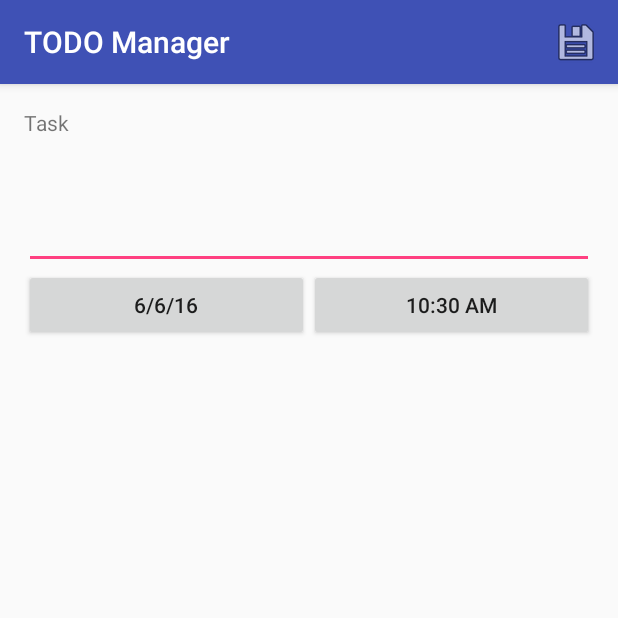
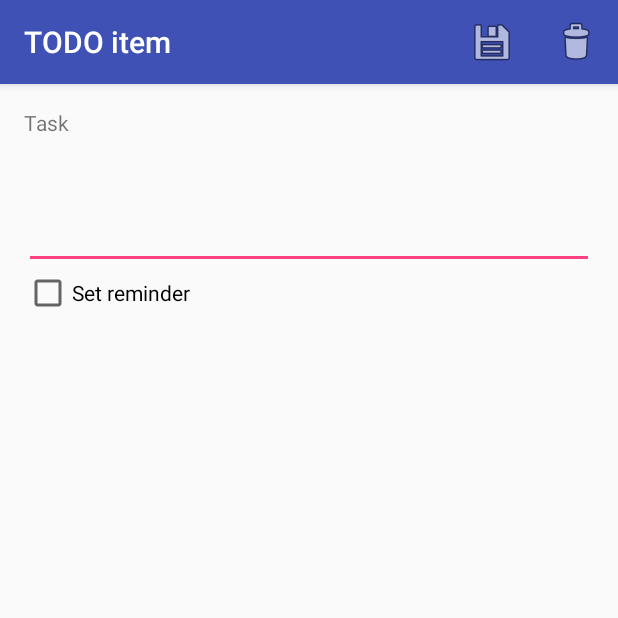
Before and after one commit to khan-kashif/Todo, an Android app: the ToDoEdit screen opened directly, with no data from a screen before it, on a phone screen of 412 x 824 dp, the top half of it. Run offline under Robolectric (Android 15) with nearby library versions, the phone set to English and light mode, and no system bars.

Commit message:
Implemented reminder feature

```diff
--- a/app/src/main/java/com/github/khan_kashif/todomanager/ToDoEdit.java
+++ b/app/src/main/java/com/github/khan_kashif/todomanager/ToDoEdit.java
@@ -1,7 +1,12 @@
 package com.github.khan_kashif.todomanager;
 
 import android.app.DatePickerDialog;
+import android.app.Notification;
+import android.app.NotificationManager;
+import android.app.PendingIntent;
 import android.app.TimePickerDialog;
+import android.content.Context;
+import android.content.Intent;
 import android.support.v7.app.AppCompatActivity;
 import android.os.Bundle;
 import android.support.v7.widget.Toolbar;
@@ -9,12 +14,13 @@ import android.view.Menu;
 import android.view.MenuItem;
 import android.view.View;
 import android.widget.Button;
+import android.widget.CheckBox;
 import android.widget.DatePicker;
 import android.widget.EditText;
-import android.widget.TextView;
+import android.widget.LinearLayout;
 import android.widget.TimePicker;
+import android.widget.Toast;
 
-import java.text.ParseException;
 import java.text.SimpleDateFormat;
 import java.util.Calendar;
 import java.util.Date;
@@ -22,12 +28,17 @@ import java.util.Date;
 public class ToDoEdit extends AppCompatActivity {
 
     TodoApplication todoApplication;
-    int position;
+    int idTodoItem;
 
     EditText titleEdit;
     Button dateEdit, timeEdit;
+    CheckBox reminderCheck;
 
     TodoItem todoItem;
+
+    LinearLayout viewReminder;
+
+    Date dateToUse;
 
     @Override
     protected void onCreate(Bundle savedInstanceState) {
@@ -38,17 +49,37 @@ public class ToDoEdit extends AppCompatActivity {
 
         todoApplication = (TodoApplication)getApplication();
 
-        position = getIntent().getIntExtra("position", -1);
-        if(position == -1)
-            todoItem = new TodoItem("", new Date());
+        idTodoItem = getIntent().getIntExtra("idTodoItem", -1);
+        if(idTodoItem == -1) {
+            todoItem = new TodoItem(DataManager.GetNextID(), "", new Date(), false);
+            idTodoItem = todoItem.ID;
+        }
         else
-            todoItem = DataManager.TodoItems.get(position);
+            todoItem = DataManager.TodoItems.get(idTodoItem);
+
+        if(todoItem == null) {
+            finish();
+            return;
+        }
+
+        dateToUse = new Date();
+        if(todoItem.Reminder != null)
+            dateToUse = todoItem.Reminder;
+
+        reminderCheck = (CheckBox)findViewById(R.id.task_has_reminder);
+        reminderCheck.setChecked(todoItem.HasReminder);
+        reminderCheck.setOnClickListener(new View.OnClickListener() {
+            @Override
+            public void onClick(View v) {
+                UpdateReminderControl();
+            }
+        });
 
         titleEdit = (EditText)findViewById(R.id.title_edit);
         titleEdit.setText(todoItem.Title);
 
         Calendar calendar = Calendar.getInstance();
-        calendar.setTime(todoItem.Reminder);
+        calendar.setTime(dateToUse);
 
         final int year = calendar.get(Calendar.YEAR);
         final int month = calendar.get(Calendar.MONTH);
@@ -56,9 +87,7 @@ public class ToDoEdit extends AppCompatActivity {
         final int hour = calendar.get(Calendar.HOUR_OF_DAY);
         final int minute = calendar.get(Calendar.MINUTE);
 
-
         dateEdit = (Button)findViewById(R.id.date_edit);
-        dateEdit.setText(todoItem.GetDateString());
         dateEdit.setOnClickListener(new View.OnClickListener() {
             @Override
             public void onClick(View v) {
@@ -67,19 +96,30 @@ public class ToDoEdit extends AppCompatActivity {
         });
 
         timeEdit = (Button)findViewById(R.id.time_edit);
-        timeEdit.setText(todoItem.GetTimeString());
         timeEdit.setOnClickListener(new View.OnClickListener() {
             @Override
             public void onClick(View v) {
                 new TimePickerDialog(ToDoEdit.this, new TimeSetListener(todoApplication, timeEdit), hour, minute, true).show();
             }
         });
+
+        viewReminder = (LinearLayout)findViewById(R.id.view_reminder);
+        UpdateReminderControl();
+    }
+
+    public void UpdateReminderControl(){
+        if(reminderCheck.isChecked()) {
+            viewReminder.setVisibility(View.VISIBLE);
+
+            dateEdit.setText(DataManager.GetDateString(dateToUse));
+            timeEdit.setText(DataManager.GetTimeString(dateToUse));
+        }
+        else
+            viewReminder.setVisibility(View.INVISIBLE);
     }
 
     @Override
     public boolean onPrepareOptionsMenu(Menu menu) {
-
-        menu.findItem(R.id.action_delete).setVisible(false);
         return true;
     }
 
@@ -100,19 +140,55 @@ public class ToDoEdit extends AppCompatActivity {
         //noinspection SimplifiableIfStatement
         if (id == R.id.action_save) {
 
-            todoItem.Title = titleEdit.getText().toString();
-            todoItem.SetReminderString(dateEdit.getText().toString(), timeEdit.getText().toString());
+            SaveTodoItem();
+            finish();
 
-            if(position == -1)
-                DataManager.TodoItems.add(todoItem);
+            return true;
+        }
 
-            DataManager.SaveTodoItems(todoApplication);
-            ToDoEdit.this.finish();
+        if (id == R.id.action_delete) {
+
+            DeleteTodoItem();
+            finish();
 
             return true;
         }
 
         return super.onOptionsItemSelected(item);
+    }
+
+    protected void DeleteTodoItem(){
+        ReminderManager.CancelReminder(todoItem, getApplicationContext());
+
+        if(DataManager.TodoItems.containsKey(todoItem.ID)){
+            DataManager.TodoItems.remove(todoItem.ID);
+        }
+    }
+
+    protected void SaveTodoItem(){
+
+        todoItem.Title = titleEdit.getText().toString();
+        todoItem.HasReminder = reminderCheck.isChecked();
+
+        if(todoItem.HasReminder) {
+            todoItem.SetReminderString(dateEdit.getText().toString(), timeEdit.getText().toString());
+            todoItem.Notified = false;
+        }
+        else {
+            todoItem.Reminder = null;
+            ReminderManager.CancelReminder(todoItem, getApplicationContext());
+        }
+
+        DataManager.TodoItems.put(todoItem.ID, todoItem);
+
+        DataManager.SaveTodoItems(todoApplication);
+
+        if(todoItem.HasReminder)
+            ReminderManager.SetupReminder(todoItem, getApplicationContext());
+
+        if(todoItem.HasReminder)
+            Toast.makeText(getApplicationContext(), getResources().getString(R.string.reminder_created),
+                    Toast.LENGTH_LONG).show();
     }
 }
 
--- a/app/src/main/java/com/github/khan_kashif/todomanager/TodoApplication.java
+++ b/app/src/main/java/com/github/khan_kashif/todomanager/TodoApplication.java
@@ -28,5 +28,7 @@ public class TodoApplication extends Application {
     public void onCreate()
     {
         super.onCreate();
+
+        DataManager.Setup(this);
     }
 }
--- a/app/src/main/java/com/github/khan_kashif/todomanager/TodoItem.java
+++ b/app/src/main/java/com/github/khan_kashif/todomanager/TodoItem.java
@@ -6,14 +6,22 @@ import java.util.Date;
 
 public class TodoItem {
 
-    public TodoItem(String title, Date reminder) {
+    public TodoItem(int id, String title, Date reminder, boolean hasReminder) {
+        this.ID = id;
         this.Title = title;
         this.Reminder = reminder;
+        this.HasReminder = hasReminder;
+        this.Notified = false;
+
         MarkForDelete = false;
     }
 
+    public int ID;
     public Date Reminder;
     public String Title;
+    public boolean HasReminder;
+    public boolean Notified;
+
     public boolean MarkForDelete;
 
     public void SetReminderString(String dateString, String timeString) {
@@ -32,10 +40,10 @@ public class TodoItem {
     }
 
     public String GetDateString(){
-        return new SimpleDateFormat(DataManager.DateFormat).format(Reminder);
+        return DataManager.GetDateString(Reminder);
     }
 
     public String GetTimeString(){
-        return new SimpleDateFormat(DataManager.TimeFormat).format(Reminder);
+        return DataManager.GetTimeString(Reminder);
     }
 }
--- a/app/src/main/res/layout/activity_loading.xml
+++ b/app/src/main/res/layout/activity_loading.xml
@@ -7,7 +7,8 @@
     android:paddingLeft="@dimen/activity_horizontal_margin"
     android:paddingRight="@dimen/activity_horizontal_margin"
     android:paddingTop="@dimen/activity_vertical_margin"
-    tools:context="com.github.khan_kashif.todomanager.LoadingActivity">
+    tools:context="com.github.khan_kashif.todomanager.LoadingActivity"
+    android:background="#000000">
 
     <ImageView
         android:id="@+id/logo"
--- a/app/src/main/res/layout/activity_to_do_edit.xml
+++ b/app/src/main/res/layout/activity_to_do_edit.xml
@@ -44,10 +44,18 @@
         android:scrollbars="vertical"
         android:id="@+id/title_edit" />
 
+    <CheckBox
+        android:layout_width="match_parent"
+        android:layout_height="wrap_content"
+        android:id="@+id/task_has_reminder"
+        android:text="@string/set_reminder"/>
+
     <LinearLayout
         android:layout_width="match_parent"
         android:layout_height="wrap_content"
-        android:orientation="horizontal">
+        android:orientation="horizontal"
+        android:id="@+id/view_reminder"
+        android:visibility="invisible">
 
         <Button
             android:layout_width="0dp"
--- a/app/src/main/res/layout/list_item.xml
+++ b/app/src/main/res/layout/list_item.xml
@@ -38,6 +38,7 @@
         android:id="@+id/task_reminder"
         android:textSize="16sp"
         android:textColor="#343434"
+        android:visibility="invisible"
     />
     </LinearLayout>
 
--- a/app/src/main/res/values/strings.xml
+++ b/app/src/main/res/values/strings.xml
@@ -7,5 +7,7 @@
     <string name="delete">Delete</string>
     <string name="cancel">Cancel</string>
     <string name="delete_confirm">Are you sure you want to delete?</string>
-
+    <string name="set_reminder">Set reminder</string>
+    <string name="reminder_created">Reminder created successfully</string>
+    <string name="todo_item">TODO item</string>
 </resources>
```
Also changed, not shown: app/build.gradle (+8 -2 lines), app/src/main/AndroidManifest.xml (+13 -2 lines), app/src/main/java/com/github/khan_kashif/todomanager/BootCompleteReceiver.java (added, +21 -0 lines), app/src/main/java/com/github/khan_kashif/todomanager/DataManager.java (+69 -22 lines), app/src/main/java/com/github/khan_kashif/todomanager/ListItemAdapter.java (+35 -11 lines), app/src/main/java/com/github/khan_kashif/todomanager/LoadingActivity.java (+8 -9 lines), app/src/main/java/com/github/khan_kashif/todomanager/MainActivity.java (+26 -23 lines), app/src/main/java/com/github/khan_kashif/todomanager/NotificationBroadcaster.java (added, +28 -0 lines), app/src/main/java/com/github/khan_kashif/todomanager/ReminderManager.java (added, +68 -0 lines), app/src/main/res/layout/content_main.xml (+8 -5 lines), 1 other file.
